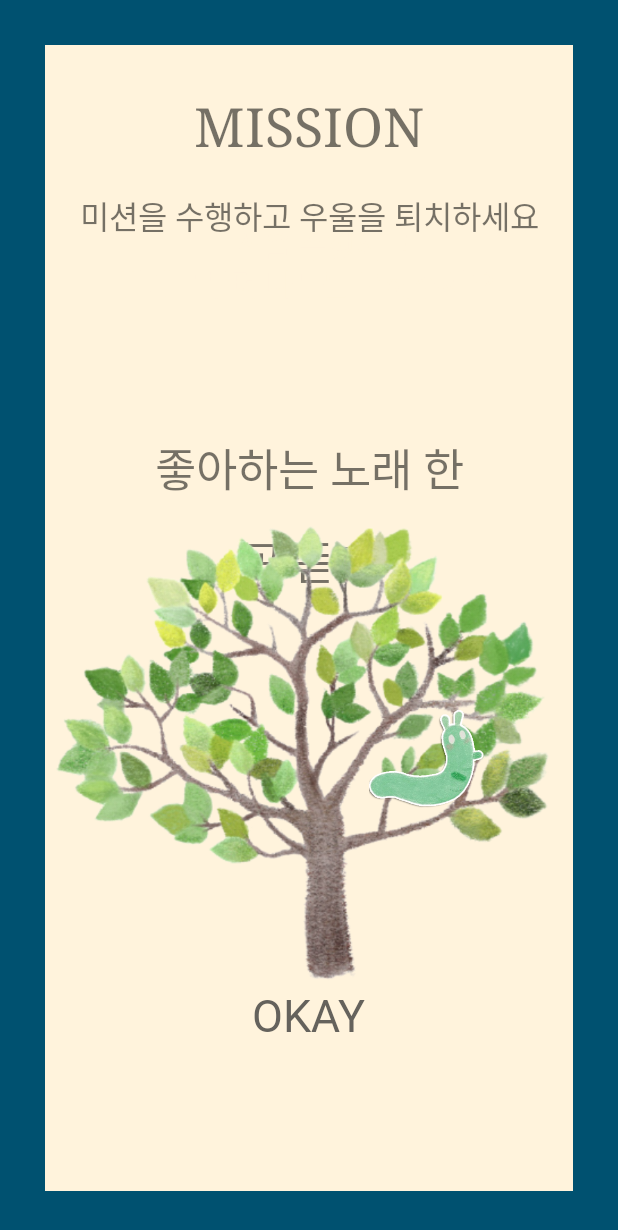
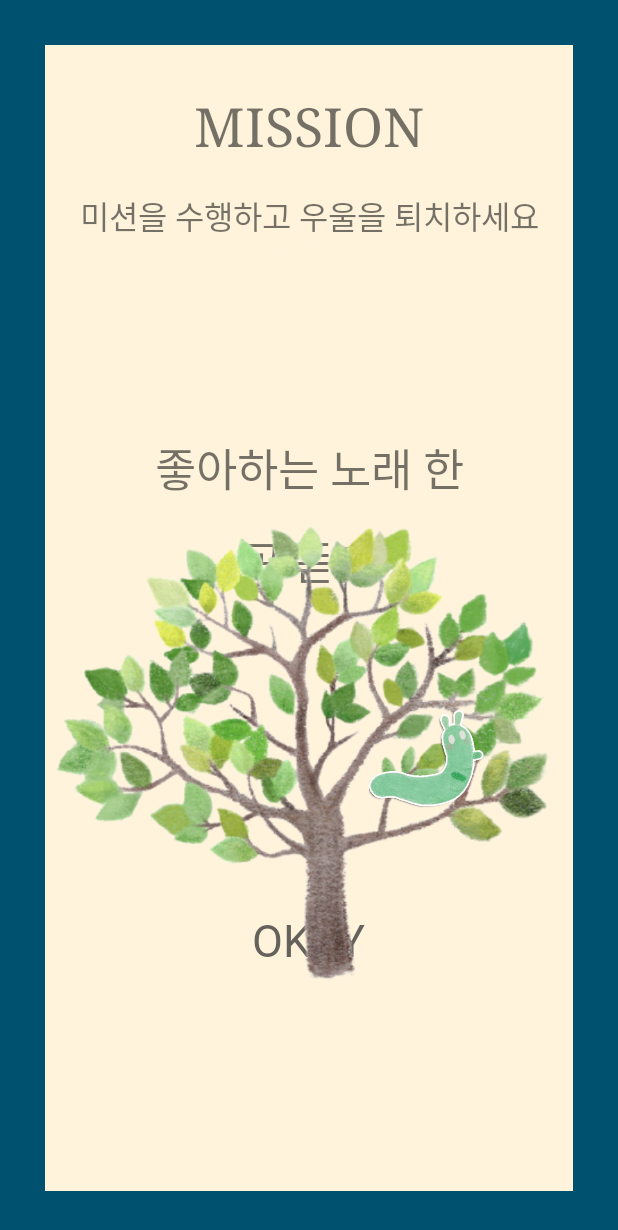
Before and after one commit to DSC-PKNU/sowon-s_sowon_is_top10, an Android app: the fragment MissionPageFragment placed in its activity, on a phone screen of 412 x 824 dp. Shown: the top 1230 px of the screen. Run offline under Robolectric (Android 15) with nearby library versions, the light colour scheme and no system bars.

Commit message:
edited layout

```diff
--- a/app/src/main/res/layout/fragment_mission_page.xml
+++ b/app/src/main/res/layout/fragment_mission_page.xml
@@ -67,7 +67,7 @@
                 android:layout_gravity="center_horizontal"
                 android:layout_marginStart="50dp"
                 android:layout_marginLeft="50dp"
-                android:layout_marginTop="100dp"
+                android:layout_marginTop="50dp"
                 android:layout_marginEnd="50dp"
                 android:layout_marginRight="50dp"
                 android:fontFamily="@font/kopubatangbold"
```
